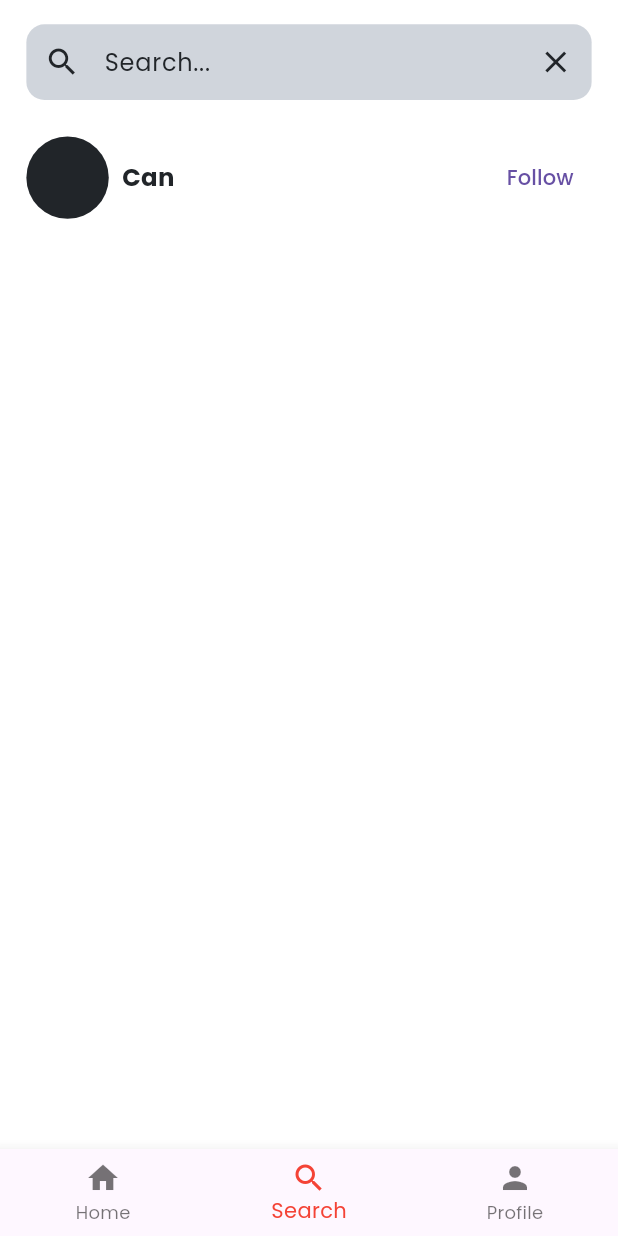
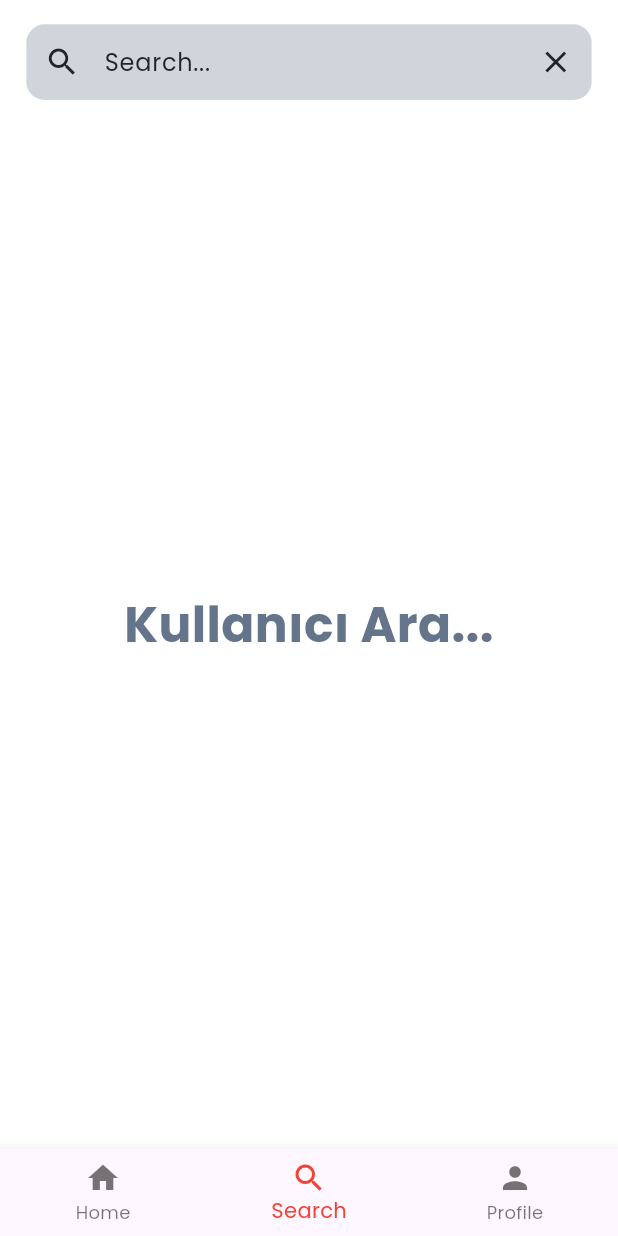
Before and after one commit to canvosk/basic-social-media-app, a Flutter app: the ManagementPage screen opened by its route, item 2 of the bottom bar chosen, on a phone screen of 412 x 824 dp. Run offline on Flutter 3.47's test engine with Material 3 defaults, Android fonts, the phone set to English and light mode, and no system bars; our stand-ins replace bloc, cached_network_image, cloud_firestore, email_validator, equatable, firebase_auth and 9 more; accounts and stored records are empty; generated files the repository leaves out were written again.

Commit message:
User search algorithm finalised. But after deleting all letters, an error occurs. The Follow algorithm will be edited.

```diff
--- a/lib/features/basic_social_media_bloc/presentation/bloc/search_page_bloc/search_page_event.dart
+++ b/lib/features/basic_social_media_bloc/presentation/bloc/search_page_bloc/search_page_event.dart
@@ -12,3 +12,5 @@ class SearchUser extends SearchPageEvent {
 
   const SearchUser(this.searchName);
 }
+
+class SearchPageClearEvent extends SearchPageEvent {}
--- a/lib/features/basic_social_media_bloc/presentation/bloc/search_page_bloc/search_page_state.dart
+++ b/lib/features/basic_social_media_bloc/presentation/bloc/search_page_bloc/search_page_state.dart
@@ -11,7 +11,14 @@ final class SearchPageClear extends SearchPageState {}
 
 class SearchingUser extends SearchPageState {}
 
-class SearchSuccess extends SearchPageState {}
+class SearchSuccess extends SearchPageState {
+  final List<UserEntitiy> searchedUsers;
+
+  const SearchSuccess(this.searchedUsers);
+
+  @override
+  List<Object> get props => [searchedUsers];
+}
 
 class SearchEmpty extends SearchPageState {}
 
--- a/lib/features/basic_social_media_bloc/presentation/pages/search_page/search_page.dart
+++ b/lib/features/basic_social_media_bloc/presentation/pages/search_page/search_page.dart
@@ -2,6 +2,7 @@ import 'package:basic_social_media_app/config/theme/colors.dart';
 import 'package:basic_social_media_app/config/theme/text_styles.dart';
 import 'package:basic_social_media_app/features/basic_social_media_bloc/presentation/bloc/search_page_bloc/search_page_bloc.dart';
 import 'package:basic_social_media_app/features/basic_social_media_bloc/presentation/pages/search_page/widgets/search_textfield.dart';
+import 'package:cached_network_image/cached_network_image.dart';
 import 'package:flutter/material.dart';
 import 'package:flutter_bloc/flutter_bloc.dart';
 import 'package:flutter_screenutil/flutter_screenutil.dart';
@@ -13,46 +14,147 @@ class SearchPage extends StatelessWidget {
   Widget build(BuildContext context) {
     return Padding(
       padding: EdgeInsets.symmetric(horizontal: 16.w),
-      child: BlocBuilder<SearchPageBloc, SearchPageState>(
-        builder: (context, state) {
-          return Column(
+      child: Column(
         children: [
           SizedBox(
             height: 16.h,
           ),
           const SearchTextField(),
-              Padding(
+          BlocBuilder<SearchPageBloc, SearchPageState>(
+            builder: (context, state) {
+              debugPrint(state.toString());
+
+              if (state is SearchSuccess) {
+                return Padding(
                   padding: EdgeInsets.symmetric(vertical: 24.h),
-                child: Row(
+                  child: Expanded(
+                    child: SingleChildScrollView(
+                      child: ListView.separated(
+                        shrinkWrap: true,
+                        physics: const NeverScrollableScrollPhysics(),
+                        itemCount: state.searchedUsers.length,
+                        separatorBuilder: (context, index) {
+                          return SizedBox(
+                            height: 15.h,
+                          );
+                        },
+                        itemBuilder: (context, index) {
+                          return Row(
                             mainAxisAlignment: MainAxisAlignment.spaceBetween,
                             children: [
                               Row(
                                 children: [
+                                  CachedNetworkImage(
+                                    imageUrl: state
+                                        .searchedUsers[index].profileImageUrl,
+                                    imageBuilder: (context, imageProvider) =>
+                                        Container(
+                                      width: 50.w,
+                                      height: 50.w,
+                                      decoration: BoxDecoration(
+                                        shape: BoxShape.circle,
+                                        image: DecorationImage(
+                                            image: imageProvider,
+                                            fit: BoxFit.cover),
+                                      ),
+                                    ),
+                                    placeholder: (context, url) => Container(
+                                      width: 50.w,
+                                      height: 50.w,
+                                      decoration: const BoxDecoration(
+                                        shape: BoxShape.circle,
+                                      ),
+                                      child: const Center(
+                                        child: CircularProgressIndicator(),
+                                      ),
+                                    ),
+                                    errorWidget: (context, url, error) =>
                                         Container(
                                       width: 50.w,
                                       height: 50.w,
                                       decoration: const BoxDecoration(
                                         shape: BoxShape.circle,
-                            color: golbat140,
+                                      ),
+                                      child: const Center(
+                                        child: Icon(Icons.error),
+                                      ),
                                     ),
                                   ),
                                   SizedBox(
                                     width: 8.w,
                                   ),
+                                  Column(
+                                    crossAxisAlignment:
+                                        CrossAxisAlignment.start,
+                                    children: [
                                       Text(
-                          "Can",
+                                        state.searchedUsers[index].name,
                                         style: nameTextWithSize(golbat140, 16),
+                                      ),
+                                      Text(
+                                        state.searchedUsers[index].email,
+                                        style: bodyMediumText(normalTextColor),
                                       ),
                                     ],
                                   ),
-                    TextButton(onPressed: () {}, child: const Text("Follow")),
                                 ],
                               ),
-              ),
+                              TextButton(
+                                  onPressed: () {
+                                    debugPrint(
+                                        state.searchedUsers[index].userId);
+                                  },
+                                  child: const Text("Follow")),
                             ],
                           );
                         },
                       ),
+                    ),
+                  ),
+                );
+              }
+              if (state is SearchFailed) {
+                return Expanded(
+                  child: Center(
+                    child: Text(
+                      "Hata.",
+                      style: headingText(normalTextColor),
+                    ),
+                  ),
+                );
+              }
+              if (state is SearchEmpty) {
+                return Expanded(
+                  child: Center(
+                    child: Text(
+                      "Kullanıcı Bulunamadı.",
+                      textAlign: TextAlign.center,
+                      style: headingText(normalTextColor),
+                    ),
+                  ),
+                );
+              }
+              if (state is SearchingUser) {
+                return const Expanded(
+                  child: Center(
+                    child: CircularProgressIndicator(),
+                  ),
+                );
+              }
+
+              return Expanded(
+                child: Center(
+                  child: Text(
+                    "Kullanıcı Ara...",
+                    textAlign: TextAlign.center,
+                    style: headingText(normalTextColor),
+                  ),
+                ),
+              );
+            },
+          ),
+        ],
+      ),
     );
   }
 }
--- a/lib/injection_container.dart
+++ b/lib/injection_container.dart
@@ -32,8 +32,8 @@ Future<void> initializeDependencies() async {
 
   sl.registerSingleton<AuthenticationService>(AuthenticationService());
   sl.registerSingleton<FirebaseStorageService>(FirebaseStorageService());
-  sl.registerSingleton<UserService>(UserService());
   sl.registerSingleton<LocalStorageService>(LocalStorageService());
+  sl.registerSingleton<UserService>(UserService(sl()));
   sl.registerSingleton<ImagePickerServices>(ImagePickerServices());
   LocalStorageService().init();
 
```
Also changed, not shown: lib/features/basic_social_media_bloc/data/data_sources/remote/user_service.dart (+12 -3 lines), lib/features/basic_social_media_bloc/presentation/bloc/search_page_bloc/search_page_bloc.dart (+15 -2 lines), lib/features/basic_social_media_bloc/presentation/pages/search_page/widgets/search_textfield.dart (+9 -1 lines). Lines whose indentation alone changed are shown as unchanged.
